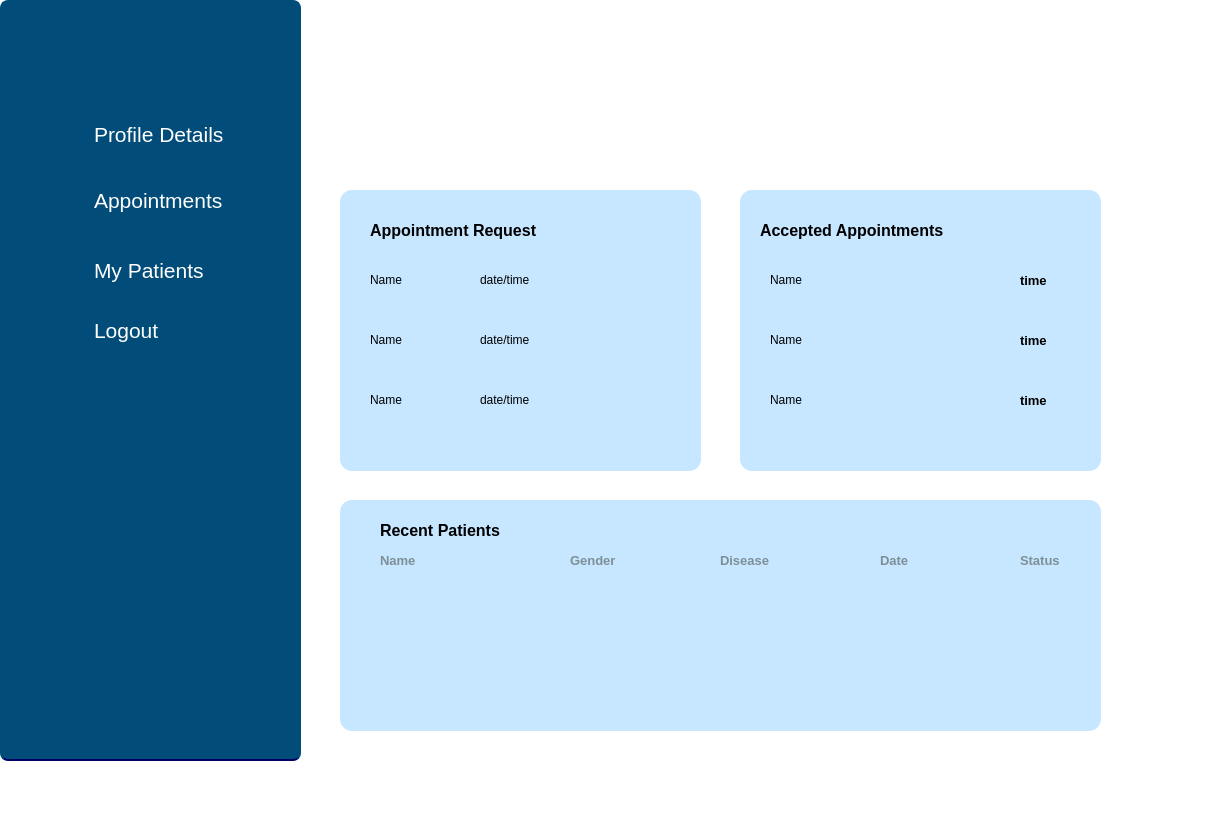
rushii1192/covid-mgmt, file frontend/doctordashboard.ui: the form before one commit.
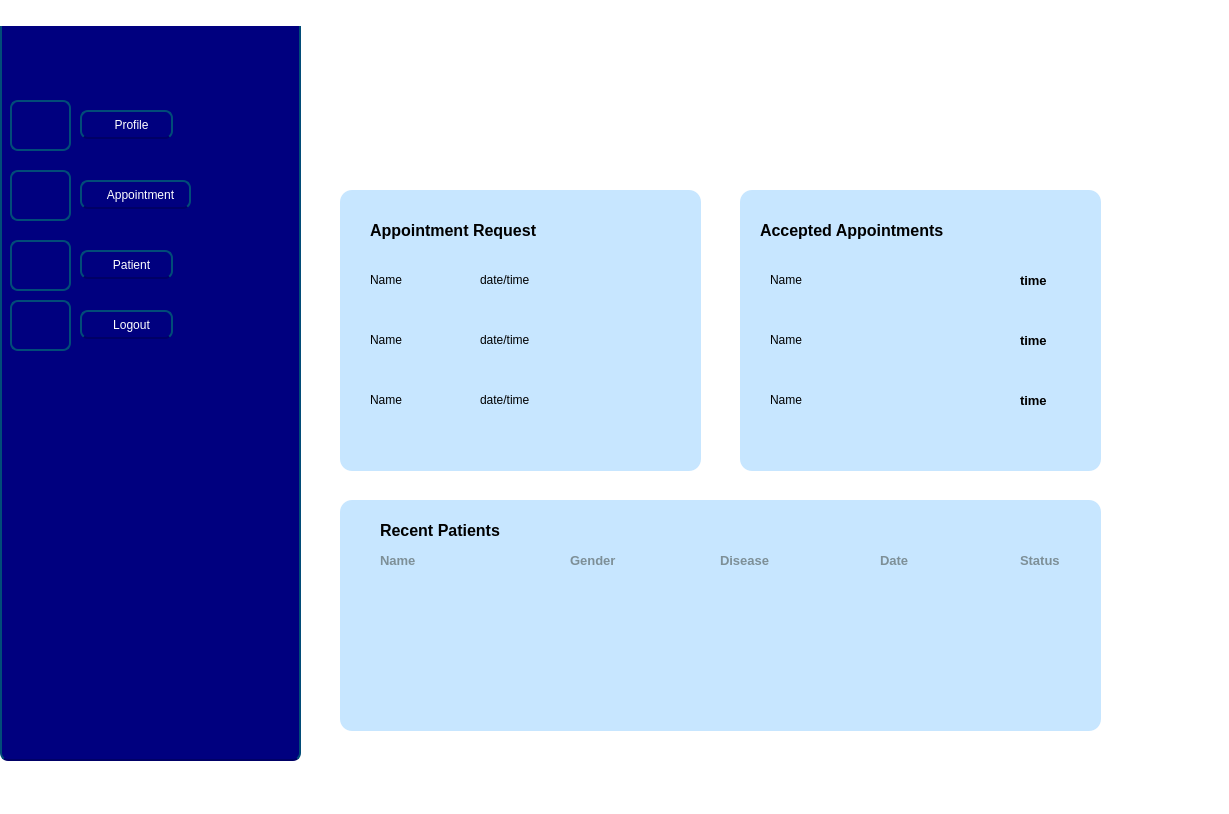
The form after the commit. Icons and pictures are not drawn.

```diff
--- a/frontend/doctordashboard.ui
+++ b/frontend/doctordashboard.ui
@@ -1,7 +1,7 @@
 <?xml version="1.0" encoding="UTF-8"?>
 <ui version="4.0">
  <class>DoctorDashboard</class>
- <widget class="QMainWindow" name="DoctorDashboard">
+ <widget class="QWidget" name="DoctorDashboard">
   <property name="geometry">
    <rect>
     <x>0</x>
@@ -27,113 +27,13 @@
      </rect>
     </property>
     <property name="styleSheet">
-     <string notr="true">background-color:rgb(1,76,120);
+     <string notr="true">background-color:rgb(0,0,127);
 color:rgb(255,255,255);
 border-radius:8px;
 padding-left:10px;
 border:2px solid rgb(1,76,120);
 border-bottom-color:rgb(0, 0, 102);</string>
     </property>
-    <widget class="QLineEdit" name="lineEdit">
-     <property name="geometry">
-      <rect>
-       <x>80</x>
-       <y>120</y>
-       <width>181</width>
-       <height>28</height>
-      </rect>
-     </property>
-     <property name="font">
-      <font>
-       <pointsize>16</pointsize>
-      </font>
-     </property>
-     <property name="styleSheet">
-      <string notr="true">background-color:rgb(1,76,120);
-color:rgb(255,255,255);
-padding-left:10px;
-border:2px solid rgb(1,76,120);
-</string>
-     </property>
-     <property name="text">
-      <string>Profile Details</string>
-     </property>
-    </widget>
-    <widget class="QLineEdit" name="lineEdit_2">
-     <property name="geometry">
-      <rect>
-       <x>80</x>
-       <y>180</y>
-       <width>191</width>
-       <height>41</height>
-      </rect>
-     </property>
-     <property name="font">
-      <font>
-       <pointsize>16</pointsize>
-      </font>
-     </property>
-     <property name="styleSheet">
-      <string notr="true">background-color:rgb(1,76,120);
-color:rgb(255,255,255);
-padding-left:10px;
-border:2px solid rgb(1,76,120);
-</string>
-     </property>
-     <property name="text">
-      <string>Appointments</string>
-     </property>
-    </widget>
-    <widget class="QLineEdit" name="lineEdit_3">
-     <property name="geometry">
-      <rect>
-       <x>80</x>
-       <y>250</y>
-       <width>161</width>
-       <height>41</height>
-      </rect>
-     </property>
-     <property name="font">
-      <font>
-       <pointsize>16</pointsize>
-      </font>
-     </property>
-     <property name="styleSheet">
-      <string notr="true">background-color:rgb(1,76,120);
-color:rgb(255,255,255);
-padding-left:10px;
-border:2px solid rgb(1,76,120);
-</string>
-     </property>
-     <property name="text">
-      <string>My Patients</string>
-     </property>
-    </widget>
-    <widget class="QLineEdit" name="lineEdit_4">
-     <property name="geometry">
-      <rect>
-       <x>80</x>
-       <y>310</y>
-       <width>161</width>
-       <height>41</height>
-      </rect>
-     </property>
-     <property name="font">
-      <font>
-       <pointsize>16</pointsize>
-      </font>
-     </property>
-     <property name="styleSheet">
-      <string notr="true">background-color:rgb(1,76,120);
-color:rgb(255,255,255);
-padding-left:10px;
-border:2px solid rgb(1,76,120);
-</string>
-     </property>
-     <property name="text">
-      <string>Logout</string>
-     </property>
-    </widget>
     <widget class="QLabel" name="label">
      <property name="geometry">
       <rect>
@@ -210,6 +110,70 @@
       <pixmap>images/Logout_45px.png</pixmap>
      </property>
     </widget>
+    <widget class="QPushButton" name="profileButton">
+     <property name="geometry">
+      <rect>
+       <x>80</x>
+       <y>110</y>
+       <width>93</width>
+       <height>29</height>
+      </rect>
+     </property>
+     <property name="cursor">
+      <cursorShape>PointingHandCursor</cursorShape>
+     </property>
+     <property name="text">
+      <string>Profile</string>
+     </property>
+    </widget>
+    <widget class="QPushButton" name="appointmentButton">
+     <property name="geometry">
+      <rect>
+       <x>80</x>
+       <y>180</y>
+       <width>111</width>
+       <height>29</height>
+      </rect>
+     </property>
+     <property name="cursor">
+      <cursorShape>PointingHandCursor</cursorShape>
+     </property>
+     <property name="text">
+      <string>Appointment</string>
+     </property>
+    </widget>
+    <widget class="QPushButton" name="patientButton">
+     <property name="geometry">
+      <rect>
+       <x>80</x>
+       <y>250</y>
+       <width>93</width>
+       <height>29</height>
+      </rect>
+     </property>
+     <property name="cursor">
+      <cursorShape>PointingHandCursor</cursorShape>
+     </property>
+     <property name="text">
+      <string>Patient</string>
+     </property>
+    </widget>
+    <widget class="QPushButton" name="logoutButton">
+     <property name="geometry">
+      <rect>
+       <x>80</x>
+       <y>310</y>
+       <width>93</width>
+       <height>29</height>
+      </rect>
+     </property>
+     <property name="cursor">
+      <cursorShape>PointingHandCursor</cursorShape>
+     </property>
+     <property name="text">
+      <string>Logout</string>
+     </property>
+    </widget>
    </widget>
    <widget class="QLabel" name="label_2">
     <property name="geometry">
```
